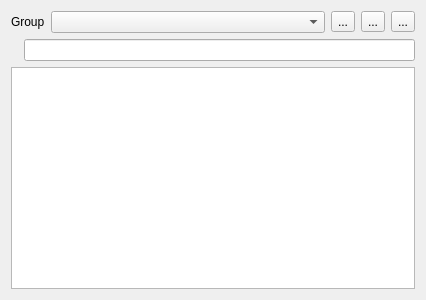
samstyle/Xpeccy, file ui/labelist.ui: the form before one commit.
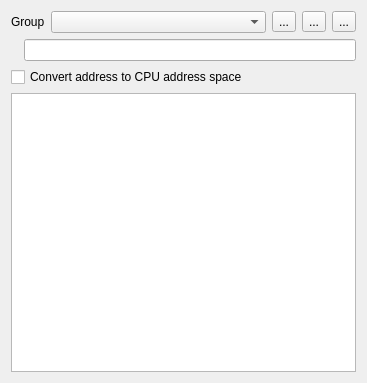
The form after the commit. Icons and pictures are not drawn.

What changed in the file:
```diff
--- a/ui/labelist.ui
+++ b/ui/labelist.ui
@@ -9,8 +9,8 @@
    <rect>
     <x>0</x>
     <y>0</y>
-    <width>426</width>
-    <height>300</height>
+    <width>367</width>
+    <height>383</height>
    </rect>
   </property>
   <property name="windowTitle">
@@ -81,6 +81,17 @@
      </item>
     </layout>
    </item>
+   <item>
+    <layout class="QHBoxLayout" name="horizontalLayout_3">
+     <item>
+      <widget class="QCheckBox" name="cbAdrCpu">
+       <property name="text">
+        <string>Convert address to CPU address space</string>
+       </property>
+      </widget>
+     </item>
+    </layout>
+   </item>
    <item>
     <widget class="QListView" name="list">
      <property name="editTriggers">
```
